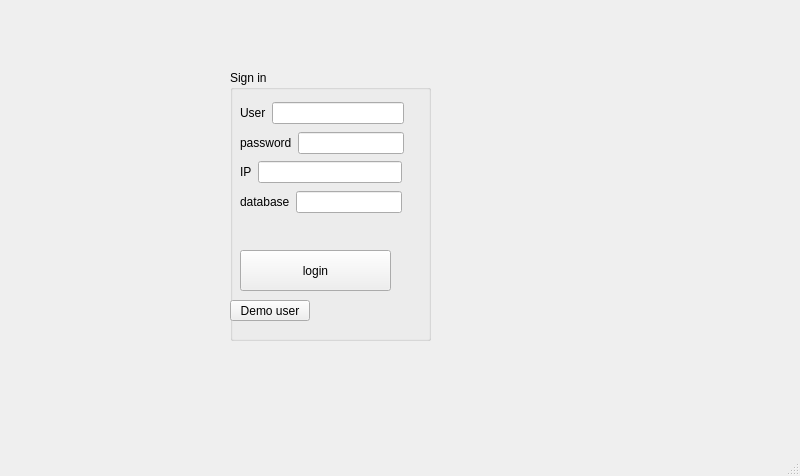
First picture: the form in IssueTracker/mainwindow.ui, repository RafaelPinela/IssueTracker, before the edit.
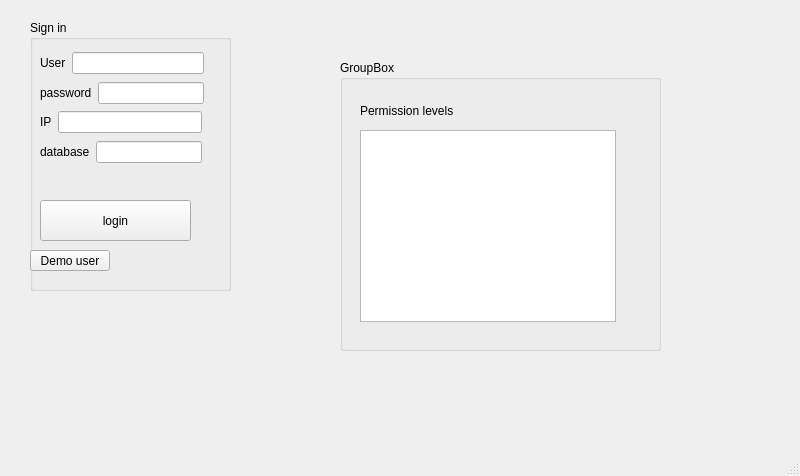
Second picture: the form after the edit.

```diff
--- a/IssueTracker/mainwindow.ui
+++ b/IssueTracker/mainwindow.ui
@@ -17,8 +17,8 @@
    <widget class="QGroupBox" name="groupBox">
     <property name="geometry">
      <rect>
-      <x>230</x>
-      <y>70</y>
+      <x>30</x>
+      <y>20</y>
       <width>201</width>
       <height>271</height>
      </rect>
@@ -99,7 +99,7 @@
       </item>
      </layout>
     </widget>
-    <widget class="QWidget" name="">
+    <widget class="QWidget" name="layoutWidget">
      <property name="geometry">
       <rect>
        <x>10</x>
@@ -140,6 +140,48 @@
      </layout>
     </widget>
    </widget>
+   <widget class="QGroupBox" name="groupBox_2">
+    <property name="enabled">
+     <bool>true</bool>
+    </property>
+    <property name="geometry">
+     <rect>
+      <x>340</x>
+      <y>60</y>
+      <width>321</width>
+      <height>291</height>
+     </rect>
+    </property>
+    <property name="title">
+     <string>GroupBox</string>
+    </property>
+    <property name="checkable">
+     <bool>false</bool>
+    </property>
+    <widget class="QLabel" name="label_5">
+     <property name="geometry">
+      <rect>
+       <x>20</x>
+       <y>40</y>
+       <width>101</width>
+       <height>21</height>
+      </rect>
+     </property>
+     <property name="text">
+      <string>Permission levels</string>
+     </property>
+    </widget>
+    <widget class="QListView" name="listView">
+     <property name="geometry">
+      <rect>
+       <x>20</x>
+       <y>70</y>
+       <width>256</width>
+       <height>192</height>
+      </rect>
+     </property>
+    </widget>
+   </widget>
   </widget>
   <widget class="QStatusBar" name="statusbar"/>
  </widget>
```
Left out of the diff: 18 changed lines with no effect on the pictures.
